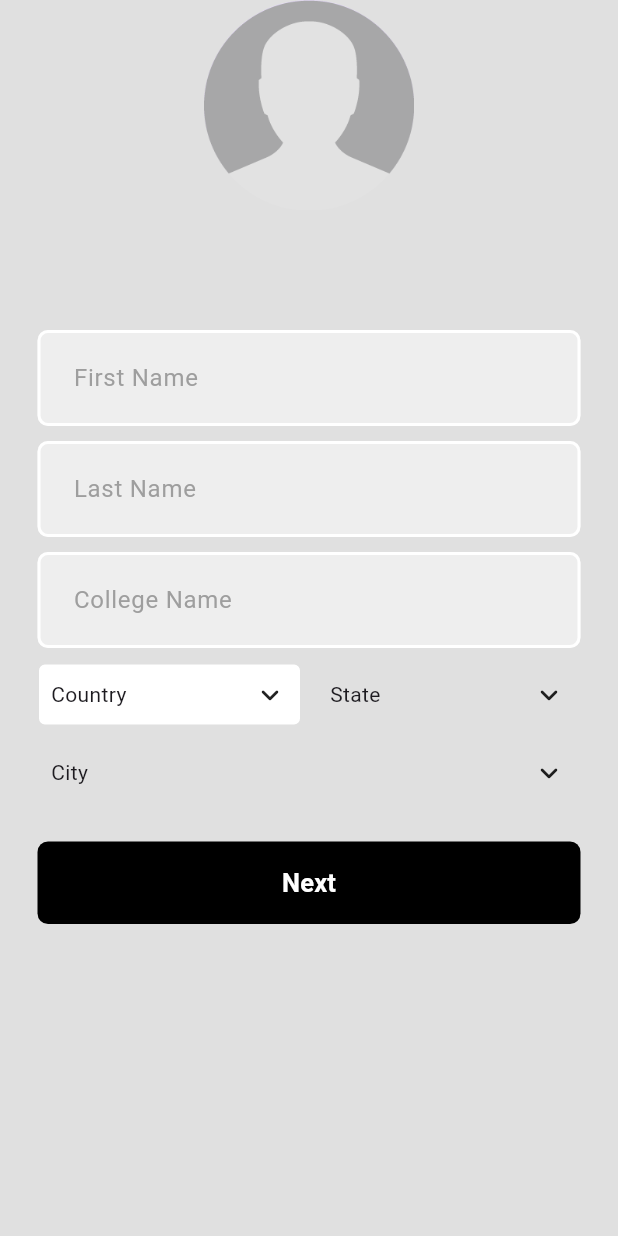
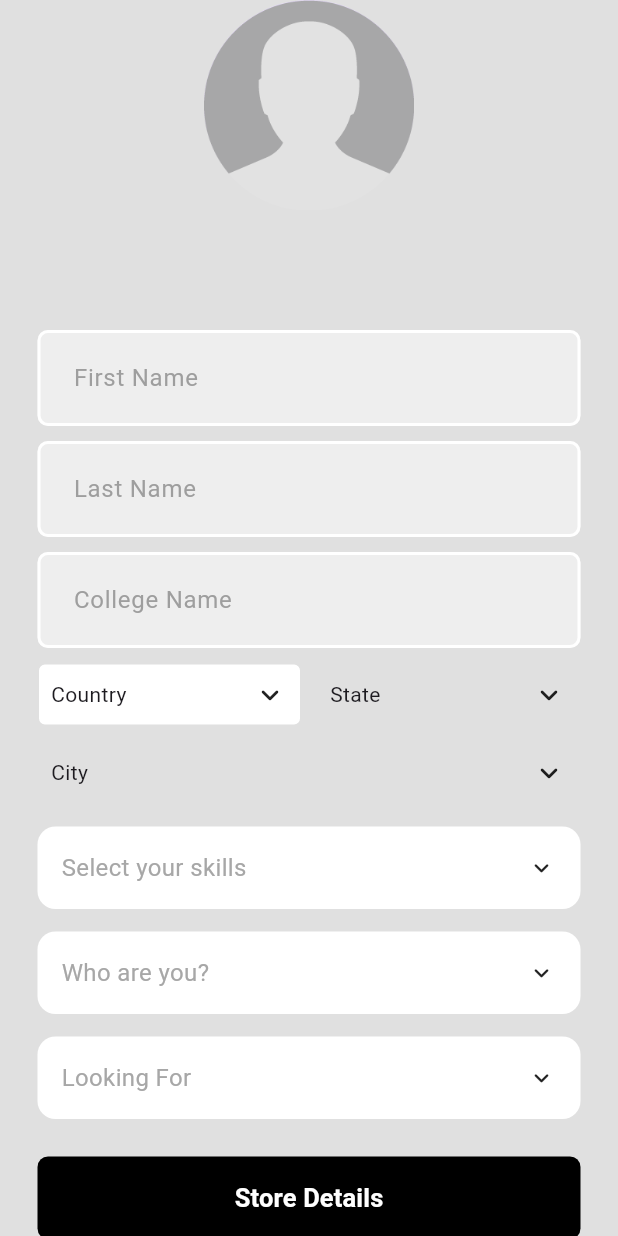
Before and after one commit to es-amit/Startup-Saathi, a Flutter app: the PersonalDetailsPage screen opened directly, on a phone screen of 412 x 824 dp. Run offline on Flutter 3.47's test engine with Material 3 defaults, Android fonts, the phone set to English and light mode, and no system bars; drawn by our look-alikes of animated_custom_dropdown, csc_picker; our stand-ins replace cached_network_image, cloud_firestore, equatable, firebase_auth, firebase_core, firebase_storage and 3 more; accounts and stored records are empty.

Commit message:
Added-more-Personal-info

```diff
--- a/lib/core/constants.dart
+++ b/lib/core/constants.dart
@@ -10,3 +10,74 @@ class PageConst {
 class FirebaseConst {
   static const String users = 'users';
 }
+
+List<String> skills = [
+  "React",
+  "Angular",
+  "Node JS",
+  "Web Dev",
+  "Git & Github",
+  "Ethical Hacking",
+  "Cloud Computing",
+  "Advanced HR",
+  "Advanced Excel",
+  "Human Resource",
+  "Digital Marketing",
+  "Business Analytics",
+  "Product Management",
+  "NLP",
+  "Python",
+  "Tableau",
+  "Power BI",
+  "Data Science",
+  "Machine Learning",
+  "Revit",
+  "AutoCAD",
+  "Staad Pro",
+  "3D Printing",
+  "AutoCAD 3D",
+  "Engineering Drawing",
+  "Creo",
+  "Fusion 360",
+  "SolidWorks",
+  "Siemens NX",
+  "Ansys CATIA",
+  "Advanced SolidWorks",
+  "PLC",
+  "VLSI",
+  "Arduino",
+  "LabView",
+  "MATLAB",
+  "PCB Design",
+  "Embedded Systems",
+  "Java",
+  "DSA",
+  "C/C++",
+  "Python",
+  "Android App Development",
+  "Flutter",
+  "react native",
+  "backend development",
+  ".net",
+  "Designers",
+  "UI/UX Design",
+  "Graphic Design",
+  "Video Editing",
+  "Colour Theory",
+  "Adobe Illustrator",
+  "AV/VR",
+  "Blockchain",
+  "Robotics",
+  "SAS Programming",
+  "Stock Market",
+  "Personal Finance 101",
+  "Trading",
+  "commodities trading",
+  "insurance",
+  "sales",
+];
+
+List<String> desgination = [
+  "Co-Founder",
+  "Startup",
+];
--- a/lib/core/strings/app_strings.dart
+++ b/lib/core/strings/app_strings.dart
@@ -7,7 +7,7 @@ class AppStrings {
   static const String emailHintText = 'Email';
   static const String passwordHintText = 'Password';
   static const String forgotPassword = 'Forgot Password?';
-  static const String signIn = 'Sign In';
+  static const String login = 'Log In';
   static const String phoneHintText = 'Phone';
   static const String confirmPasswordController = 'Confirm Password';
   static const String register = 'Register';
@@ -21,4 +21,16 @@ class AppStrings {
   static const String resetPassword = 'Reset Password';
   static const String enterYourEmailToResetPassword =
       'Enter your email to reset password';
+
+  static const String selectYourSkills = 'Select your skills';
+  static const String storeDetails = 'Store Details';
+  static const String lookingFor = "Looking For";
+  static const String whoAreYou = "Who are you?";
+  static const String yourDetailsSaved =
+      'Your details has been stored successfully!';
+  static const String storingDetails = 'Storing Details...';
+  static const String emailSent = 'Email has been sent to your email address.';
+  static const String accountCreated = 'Account Created Successfully!';
+  static const String pleaseWait = 'Please wait...';
+  static const String notFound = 'Not Found!!';
 }
--- a/lib/features/data/datasource/remote_data_source_impl.dart
+++ b/lib/features/data/datasource/remote_data_source_impl.dart
@@ -120,7 +120,7 @@ class FirebaseRemoteDataSourceImpl implements FirebaseRemoteDataSource {
           querySnapshot.docs.map((e) => UserModel.fromSnapshot(e)).toList());
     } catch (e) {
       log(e.toString());
-      throw e;
+      return const Stream.empty();
     }
   }
 }
--- a/lib/features/presentation/cubit/credential/credential_cubit.dart
+++ b/lib/features/presentation/cubit/credential/credential_cubit.dart
@@ -100,7 +100,7 @@ class CredentialCubit extends Cubit<CredentialState> {
       );
       emit(CredentialUserInfoStored());
     } catch (e) {
-      emit(const CredentialFailure());
+      emit(const CredentialPersonalInfoFailure());
     }
   }
 }
--- a/lib/features/presentation/cubit/credential/credential_state.dart
+++ b/lib/features/presentation/cubit/credential/credential_state.dart
@@ -35,6 +35,22 @@ class CredentialFailure extends CredentialState {
       ];
 }
 
+class CredentialPersonalInfoFailure extends CredentialState {
+  final String errorTitle;
+  final String errorMessage;
+
+  const CredentialPersonalInfoFailure({
+    this.errorTitle = 'Error',
+    this.errorMessage = 'Something went wrong',
+  });
+
+  @override
+  List<Object> get props => [
+        errorTitle,
+        errorMessage,
+      ];
+}
+
 class CredentialEmailSent extends CredentialState {
   @override
   List<Object> get props => [];
--- a/lib/features/presentation/page/credential/forgot_password_page.dart
+++ b/lib/features/presentation/page/credential/forgot_password_page.dart
@@ -87,7 +87,7 @@ class _ForgotPasswordPageState extends State<ForgotPasswordPage> {
                             .then(
                               (value) => showSnackbar(
                                 context,
-                                'Email has been sent to your email address.',
+                                AppStrings.emailSent,
                               ),
                             );
                       }
--- a/lib/features/presentation/page/credential/log_in_page.dart
+++ b/lib/features/presentation/page/credential/log_in_page.dart
@@ -117,14 +117,14 @@ class _LogInPageState extends State<LogInPage> {
               // email
               CustomTextField(
                 controller: _emailController,
-                hintText: 'Email',
+                hintText: AppStrings.emailHintText,
               ),
               const SizedBox(
                 height: 15,
               ),
               CustomTextField(
                 controller: _passwordController,
-                hintText: "Password",
+                hintText: AppStrings.passwordHintText,
                 isPasswordField: true,
               ),
               const SizedBox(
@@ -141,7 +141,7 @@ class _LogInPageState extends State<LogInPage> {
                 height: 25,
               ),
               CustomButton(
-                text: 'Log In',
+                text: AppStrings.login,
                 onPressed: () {
                   if (formkey.currentState!.validate()) {
                     _signInUser();
--- a/lib/features/presentation/page/credential/personal_details_page.dart
+++ b/lib/features/presentation/page/credential/personal_details_page.dart
@@ -1,10 +1,12 @@
 import 'dart:developer';
 import 'dart:io';
 
+import 'package:animated_custom_dropdown/custom_dropdown.dart';
 import 'package:csc_picker/csc_picker.dart';
 import 'package:firebase_auth/firebase_auth.dart';
 import 'package:flutter/material.dart';
 import 'package:flutter_bloc/flutter_bloc.dart';
+import 'package:startup_saathi/core/constants.dart';
 import 'package:startup_saathi/core/image_picker_helper.dart';
 import 'package:startup_saathi/core/loading/loading_screen.dart';
 import 'package:startup_saathi/core/strings/app_strings.dart';
@@ -30,7 +32,9 @@ class _PersonalDetailsPageState extends State<PersonalDetailsPage> {
   late TextEditingController _lastNameController;
   late TextEditingController _collegeNameController;
   File? image;
-  String? uid;
+  List<String> userSkills = [];
+  String lookingFor = '';
+  String whoAreYou = '';
   final formKey = GlobalKey<FormState>();
   String selectedCity = '';
 
@@ -67,16 +71,16 @@ class _PersonalDetailsPageState extends State<PersonalDetailsPage> {
             log(credentialState.toString());
             if (credentialState is CredentialLoading) {
               LoadingScreen.instance()
-                  .show(context: context, text: 'Storing Details...');
+                  .show(context: context, text: AppStrings.storingDetails);
             } else if (credentialState is CredentialUserInfoStored) {
               LoadingScreen.instance().hide();
 
               context.read<AuthCubit>().loggedIn();
               showSnackbar(
                 context,
-                'Your details has been stored successfully!',
+                AppStrings.yourDetailsSaved,
               );
-            } else if (credentialState is CredentialFailure) {
+            } else if (credentialState is CredentialPersonalInfoFailure) {
               LoadingScreen.instance().hide();
               showAuthError(
                 context: context,
@@ -92,13 +96,9 @@ class _PersonalDetailsPageState extends State<PersonalDetailsPage> {
               return BlocBuilder<AuthCubit, AuthState>(
                 builder: (context, authState) {
                   if (authState is Authenticated) {
-                    // Navigator.of(context).pushReplacementNamed(
-                    //     PageConst.mainPage,
-                    //     arguments: authState.uid);
-
-                    return MainScreen(uid: authState.uid);
-
-                    // return const SizedBox();
+                    return MainScreen(
+                      uid: authState.uid,
+                    );
                   } else if (authState is UnAuthenticated) {
                     return const LogInPage();
                   }
@@ -149,7 +149,57 @@ class _PersonalDetailsPageState extends State<PersonalDetailsPage> {
               const SizedBox(
                 height: 10,
               ),
-              SizedBox(
+              selectLocation(),
+              const SizedBox(
+                height: 15,
+              ),
+              selectSkills(),
+              const SizedBox(
+                height: 15,
+              ),
+              CustomDropdown(
+                hintText: AppStrings.whoAreYou,
+                items: desgination,
+                onChanged: (value) {
+                  setState(() {
+                    whoAreYou = value;
+                  });
+                },
+              ),
+              const SizedBox(
+                height: 15,
+              ),
+              CustomDropdown(
+                hintText: AppStrings.lookingFor,
+                items: desgination,
+                onChanged: (value) {
+                  setState(() {
+                    lookingFor = value;
+                  });
+                },
+              ),
+              const SizedBox(
+                height: 25,
+              ),
+              CustomButton(
+                text: AppStrings.storeDetails,
+                onPressed: () {
+                  if (formKey.currentState!.validate() &&
+                      selectedCity.isNotEmpty &&
+                      image != null) {
+                    storeDetails();
+                  }
+                },
+              )
+            ],
+          ),
+        ),
+      ),
+    );
+  }
+
+  Widget selectLocation() {
+    return SizedBox(
       child: CSCPicker(
         onCountryChanged: (country) {
           setState(() {
@@ -171,24 +221,19 @@ class _PersonalDetailsPageState extends State<PersonalDetailsPage> {
           }
         },
       ),
-              ),
-              const SizedBox(
-                height: 25,
-              ),
-              CustomButton(
-                text: 'Next',
-                onPressed: () {
-                  if (formKey.currentState!.validate() &&
-                      selectedCity.isNotEmpty &&
-                      image != null) {
-                    storeDetails();
+    );
   }
+
+  Widget selectSkills() {
+    return CustomDropdown.multiSelectSearch(
+      hintText: AppStrings.selectYourSkills,
+      items: skills,
+      onListChanged: (value) {
+        setState(() {
+          userSkills = value;
+        });
+        log(userSkills.toString());
       },
-              )
-            ],
-          ),
-        ),
-      ),
     );
   }
 
@@ -202,6 +247,9 @@ class _PersonalDetailsPageState extends State<PersonalDetailsPage> {
         college: _collegeNameController.text,
         city: selectedCity,
         imageFile: image,
+        skills: userSkills,
+        whoYouAre: whoAreYou,
+        lookingFor: lookingFor,
       );
     });
 
--- a/lib/features/presentation/page/credential/register_page.dart
+++ b/lib/features/presentation/page/credential/register_page.dart
@@ -45,17 +45,16 @@ class _RegisterPageState extends State<RegisterPage> {
   @override
   Widget build(BuildContext context) {
     return Scaffold(
-      // appBar: AppBar(),
       body: SafeArea(
         child: BlocConsumer<CredentialCubit, CredentialState>(
           listener: (context, credentialState) {
             log(credentialState.toString());
             if (credentialState is CredentialLoading) {
               LoadingScreen.instance()
-                  .show(context: context, text: 'Please wait...');
+                  .show(context: context, text: AppStrings.pleaseWait);
             } else if (credentialState is CredentialSuccess) {
               LoadingScreen.instance().hide();
-              showSnackbar(context, 'Account Created Successfully!');
+              showSnackbar(context, AppStrings.accountCreated);
               Navigator.of(context).pushNamedAndRemoveUntil(
                   PageConst.personalDetailsPage, (route) => false);
             } else if (credentialState is CredentialFailure) {
--- a/lib/features/presentation/page/main_screen/main_screen.dart
+++ b/lib/features/presentation/page/main_screen/main_screen.dart
@@ -1,6 +1,7 @@
 import 'package:flutter/material.dart';
 import 'package:flutter_bloc/flutter_bloc.dart';
 import 'package:startup_saathi/core/dialog/log_out_dialog.dart';
+import 'package:startup_saathi/core/strings/app_strings.dart';
 import 'package:startup_saathi/features/presentation/cubit/auth/auth_cubit.dart';
 import 'package:startup_saathi/features/presentation/cubit/user/get_single_user/get_single_user_cubit.dart';
 import 'package:startup_saathi/features/presentation/page/chat/chat_page.dart';
@@ -74,7 +75,7 @@ class _MainScreenState extends State<MainScreen> {
             );
           }
           return const Center(
-            child: Text('Not Found!!'),
+            child: Text(AppStrings.notFound),
           );
         },
       ),
--- a/pubspec.yaml
+++ b/pubspec.yaml
@@ -42,6 +42,7 @@ dependencies:
   get_it: ^7.7.0
   image_picker: ^1.1.1
   step_progress_indicator: ^1.0.2
+  animated_custom_dropdown: ^3.0.0
 
 dev_dependencies:
   flutter_lints: ^3.0.0
```
Also changed, not shown: pubspec.lock. Lines whose indentation alone changed are shown as unchanged.
